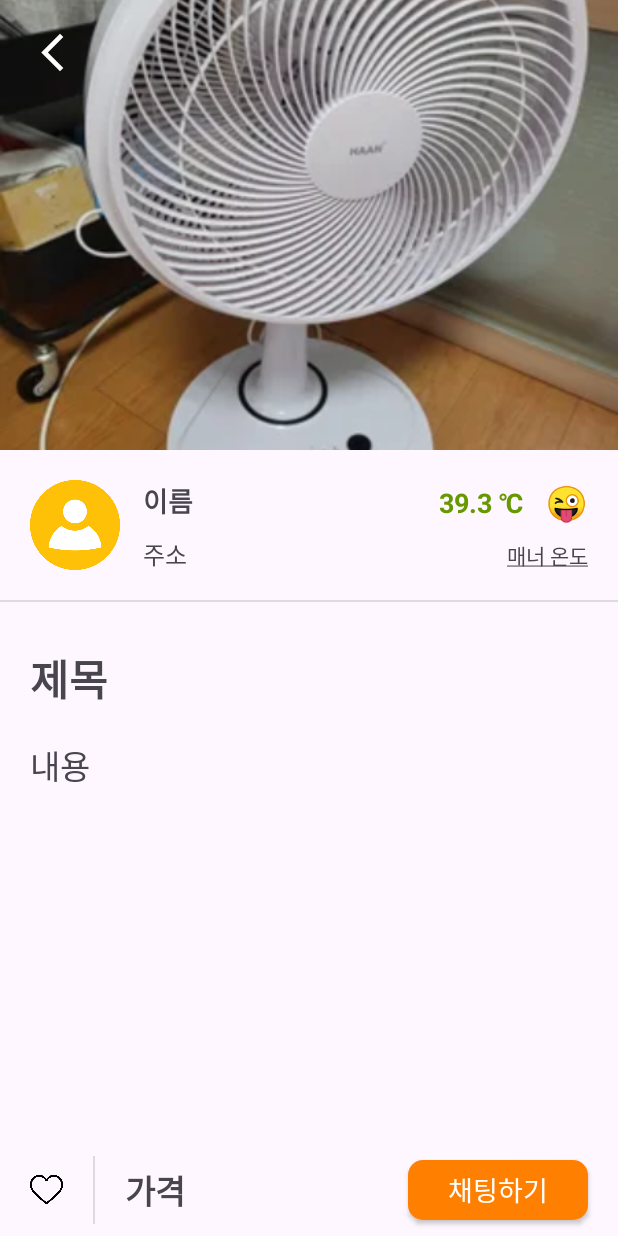
After one commit to hjdevelop/android_appleMarket, an Android app: the DetailActivity screen opened directly, with no data from a screen before it, on a phone screen of 412 x 824 dp. The commit adds this screen. Run offline under Robolectric (Android 15) with nearby library versions, the phone set to English and light mode, and no system bars.

Commit message:
[FEAT] : ⚙️ 상품 상세 페이지 디자인

```diff
--- a/app/build.gradle
+++ b/app/build.gradle
@@ -40,6 +40,7 @@ dependencies {
     implementation 'androidx.appcompat:appcompat:1.6.1'
     implementation 'com.google.android.material:material:1.5.0'
     implementation 'androidx.constraintlayout:constraintlayout:2.1.4'
+    implementation 'de.hdodenhof:circleimageview:3.1.0'
     testImplementation 'junit:junit:4.13.2'
     androidTestImplementation 'androidx.test.ext:junit:1.1.5'
     androidTestImplementation 'androidx.test.espresso:espresso-core:3.5.1'
--- a/app/src/main/AndroidManifest.xml
+++ b/app/src/main/AndroidManifest.xml
@@ -3,6 +3,7 @@
     xmlns:tools="http://schemas.android.com/tools">
 
     <uses-permission android:name="android.permission.POST_NOTIFICATIONS" />
+
     <application
         android:allowBackup="true"
         android:dataExtractionRules="@xml/data_extraction_rules"
@@ -13,6 +14,10 @@
         android:supportsRtl="true"
         android:theme="@style/Theme.Android_appleMarket"
         tools:targetApi="31">
+        <activity
+            android:name=".DetailActivity"
+            android:exported="false">
+        </activity>
         <activity
             android:name=".MainActivity"
             android:exported="true">
--- /dev/null
+++ b/app/src/main/java/com/example/android_applemarket/DetailActivity.kt
@@ -0,0 +1,11 @@
+package com.example.android_applemarket
+
+import androidx.appcompat.app.AppCompatActivity
+import android.os.Bundle
+
+class DetailActivity : AppCompatActivity() {
+    override fun onCreate(savedInstanceState: Bundle?) {
+        super.onCreate(savedInstanceState)
+        setContentView(R.layout.activity_detail)
+    }
+}
--- a/app/src/main/java/com/example/android_applemarket/MainActivity.kt
+++ b/app/src/main/java/com/example/android_applemarket/MainActivity.kt
@@ -3,7 +3,6 @@ package com.example.android_applemarket
 import android.app.NotificationChannel
 import android.app.NotificationManager
 import android.app.PendingIntent
-import android.content.DialogInterface
 import android.content.Intent
 import android.media.AudioAttributes
 import android.media.RingtoneManager
@@ -12,9 +11,7 @@ import android.os.Build
 import androidx.appcompat.app.AppCompatActivity
 import android.os.Bundle
 import android.view.View
-import android.widget.Button
 import android.widget.LinearLayout
-import androidx.appcompat.app.AlertDialog
 import androidx.core.app.NotificationCompat
 import androidx.recyclerview.widget.DividerItemDecoration
 import androidx.recyclerview.widget.LinearLayoutManager
--- /dev/null
+++ b/app/src/main/res/drawable/confirm_button.xml
@@ -0,0 +1,5 @@
+<?xml version="1.0" encoding="utf-8"?>
+<selector xmlns:android="http://schemas.android.com/apk/res/android">
+    <item android:state_pressed="true" android:drawable="@drawable/pressed_button"></item>
+    <item android:state_pressed="false" android:drawable="@drawable/not_pressed_button"></item>
+</selector>
--- /dev/null
+++ b/app/src/main/res/drawable/ic_detail_arrow_back.xml
@@ -0,0 +1,5 @@
+<vector android:height="24dp" android:tint="#FFFFFF"
+    android:viewportHeight="24" android:viewportWidth="24"
+    android:width="24dp" xmlns:android="http://schemas.android.com/apk/res/android">
+    <path android:fillColor="@android:color/white" android:pathData="M17.77,3.77l-1.77,-1.77l-10,10l10,10l1.77,-1.77l-8.23,-8.23z"/>
+</vector>
--- /dev/null
+++ b/app/src/main/res/drawable/not_pressed_button.xml
@@ -0,0 +1,6 @@
+<?xml version="1.0" encoding="utf-8"?>
+<shape xmlns:android="http://schemas.android.com/apk/res/android"
+    android:shape="rectangle">
+    <solid android:color="@color/lightColor"/>
+    <corners android:radius="10dp" />
+</shape>
--- /dev/null
+++ b/app/src/main/res/drawable/pressed_button.xml
@@ -0,0 +1,6 @@
+<?xml version="1.0" encoding="utf-8"?>
+<shape xmlns:android="http://schemas.android.com/apk/res/android"
+    android:shape="rectangle">
+    <solid android:color="@color/darkColor"/>
+    <corners android:radius="10dp" />
+</shape>
--- /dev/null
+++ b/app/src/main/res/layout/activity_detail.xml
@@ -0,0 +1,191 @@
+<?xml version="1.0" encoding="utf-8"?>
+<androidx.constraintlayout.widget.ConstraintLayout xmlns:android="http://schemas.android.com/apk/res/android"
+    xmlns:app="http://schemas.android.com/apk/res-auto"
+    xmlns:tools="http://schemas.android.com/tools"
+    android:layout_width="match_parent"
+    android:layout_height="match_parent"
+    tools:context=".DetailActivity">
+
+
+    <ScrollView
+        android:id="@+id/scrollView"
+        android:layout_width="match_parent"
+        android:layout_height="0dp"
+        android:layout_marginBottom="30dp"
+        app:layout_constraintBottom_toTopOf="@+id/like_detail_imageButton"
+        app:layout_constraintEnd_toEndOf="parent"
+        app:layout_constraintStart_toStartOf="parent"
+        app:layout_constraintTop_toTopOf="parent">
+
+        <androidx.constraintlayout.widget.ConstraintLayout
+            android:layout_width="match_parent"
+            android:layout_height="wrap_content">
+
+
+            <ImageView
+                android:id="@+id/productImage_detail_imageView"
+                android:layout_width="match_parent"
+                android:layout_height="wrap_content"
+                android:scaleType="centerCrop"
+                app:layout_constraintEnd_toEndOf="parent"
+                app:layout_constraintStart_toStartOf="parent"
+                app:layout_constraintTop_toTopOf="parent"
+                app:srcCompat="@drawable/sample1" />
+
+            <ImageButton
+                android:id="@+id/back_detail_imageButton"
+                android:layout_width="30dp"
+                android:layout_height="30dp"
+                android:layout_marginStart="20dp"
+                android:layout_marginTop="20dp"
+                android:scaleType="centerCrop"
+                android:background="@android:color/transparent"
+                app:layout_constraintStart_toStartOf="parent"
+                app:layout_constraintTop_toTopOf="parent"
+                app:srcCompat="@drawable/ic_detail_arrow_back" />
+
+            <ImageView
+                android:id="@+id/user_detail_imageView"
+                android:layout_width="60dp"
+                android:layout_height="60dp"
+                android:layout_marginStart="20dp"
+                android:layout_marginTop="20dp"
+                app:layout_constraintStart_toStartOf="parent"
+                app:layout_constraintTop_toBottomOf="@+id/productImage_detail_imageView"
+                android:src="@drawable/ic_detail_user" />
+
+            <TextView
+                android:id="@+id/name_detail_textView"
+                android:layout_width="wrap_content"
+                android:layout_height="wrap_content"
+                android:layout_marginStart="15dp"
+                android:text="이름"
+                android:textSize="18sp"
+                android:textStyle="bold"
+                app:layout_constraintStart_toEndOf="@+id/user_detail_imageView"
+                app:layout_constraintTop_toTopOf="@+id/user_detail_imageView" />
+
+            <TextView
+                android:id="@+id/address_detail_textView"
+                android:layout_width="wrap_content"
+                android:layout_height="wrap_content"
+                android:layout_marginTop="10dp"
+                android:text="주소"
+                android:textSize="16sp"
+                app:layout_constraintStart_toStartOf="@+id/name_detail_textView"
+                app:layout_constraintTop_toBottomOf="@+id/name_detail_textView" />
+
+            <TextView
+                android:id="@+id/face_detail_textView"
+                android:layout_width="wrap_content"
+                android:layout_height="wrap_content"
+                android:layout_marginEnd="20dp"
+                android:text="😜"
+                android:textSize="22sp"
+                app:layout_constraintEnd_toEndOf="parent"
+                app:layout_constraintTop_toTopOf="@+id/name_detail_textView" />
+
+            <TextView
+                android:id="@+id/temperature_detail_textView"
+                android:layout_width="wrap_content"
+                android:layout_height="wrap_content"
+                android:layout_marginEnd="15dp"
+                android:text="39.3 ℃"
+                android:textColor="@android:color/holo_green_dark"
+                android:textSize="18sp"
+                android:textStyle="bold"
+                app:layout_constraintBottom_toBottomOf="@+id/face_detail_textView"
+                app:layout_constraintEnd_toStartOf="@+id/face_detail_textView"
+                app:layout_constraintTop_toTopOf="@+id/face_detail_textView" />
+
+            <TextView
+                android:id="@+id/manner_detail_textView"
+                android:layout_width="wrap_content"
+                android:layout_height="wrap_content"
+                android:layout_marginTop="10dp"
+                android:text="@string/detail_temp"
+                app:layout_constraintEnd_toEndOf="@+id/face_detail_textView"
+                app:layout_constraintTop_toBottomOf="@+id/face_detail_textView" />
+
+            <View
+                android:id="@+id/detail_divider"
+                android:layout_width="match_parent"
+                android:layout_height="1dp"
+                android:layout_marginTop="20dp"
+                android:background="?android:attr/listDivider"
+                app:layout_constraintTop_toBottomOf="@+id/user_detail_imageView"
+                tools:layout_editor_absoluteX="-16dp" />
+
+            <TextView
+                android:id="@+id/productTitle_detail_textView"
+                android:layout_width="wrap_content"
+                android:layout_height="wrap_content"
+                android:layout_marginTop="30dp"
+                android:text="제목"
+                android:textSize="28sp"
+                android:textStyle="bold"
+                app:layout_constraintStart_toStartOf="@+id/user_detail_imageView"
+                app:layout_constraintTop_toBottomOf="@+id/detail_divider" />
+
+            <TextView
+                android:id="@+id/productWrite_detail_textView"
+                android:layout_width="wrap_content"
+                android:layout_height="wrap_content"
+                android:layout_marginTop="20dp"
+                android:text="내용"
+                android:textSize="22sp"
+                app:layout_constraintStart_toStartOf="@+id/productTitle_detail_textView"
+                app:layout_constraintTop_toBottomOf="@+id/productTitle_detail_textView" />
+
+        </androidx.constraintlayout.widget.ConstraintLayout>
+    </ScrollView>
+
+
+    <ImageButton
+        android:id="@+id/like_detail_imageButton"
+        android:layout_width="22dp"
+        android:layout_height="22dp"
+        android:layout_marginStart="20dp"
+        android:layout_marginBottom="20dp"
+        android:background="@android:color/transparent"
+        android:scaleType="centerCrop"
+        app:layout_constraintBottom_toBottomOf="parent"
+        app:layout_constraintStart_toStartOf="parent"
+        app:srcCompat="@drawable/ic_main_like" />
+
+    <View
+        android:id="@+id/detail_divider2"
+        android:layout_width="1dp"
+        android:layout_height="45dp"
+        android:layout_marginStart="20dp"
+        android:background="?android:attr/listDivider"
+        app:layout_constraintBottom_toBottomOf="@+id/like_detail_imageButton"
+        app:layout_constraintStart_toEndOf="@+id/like_detail_imageButton"
+        app:layout_constraintTop_toTopOf="@+id/like_detail_imageButton" />
+
+    <TextView
+        android:id="@+id/price_detail_textView"
+        android:layout_width="wrap_content"
+        android:layout_height="wrap_content"
+        android:layout_marginStart="20dp"
+        android:text="가격"
+        android:textSize="22sp"
+        android:textStyle="bold"
+        app:layout_constraintBottom_toBottomOf="@+id/detail_divider2"
+        app:layout_constraintStart_toEndOf="@+id/detail_divider2"
+        app:layout_constraintTop_toTopOf="@+id/detail_divider2" />
+
+    <androidx.appcompat.widget.AppCompatButton
+        android:id="@+id/chat_detail_button"
+        android:layout_width="120dp"
+        android:layout_height="40dp"
+        android:layout_marginEnd="20dp"
+        android:text="채팅하기"
+        android:textSize="18sp"
+        android:textColor="@color/white"
+        android:background="@drawable/confirm_button"
+        app:layout_constraintBottom_toBottomOf="@+id/price_detail_textView"
+        app:layout_constraintEnd_toEndOf="parent"
+        app:layout_constraintTop_toTopOf="@+id/price_detail_textView" />
+
+</androidx.constraintlayout.widget.ConstraintLayout>
--- a/app/src/main/res/values/colors.xml
+++ b/app/src/main/res/values/colors.xml
@@ -2,4 +2,6 @@
 <resources>
     <color name="black">#FF000000</color>
     <color name="white">#FFFFFFFF</color>
+    <color name="lightColor">#FF7F00</color>
+    <color name="darkColor">#B86614</color>
 </resources>
--- a/app/src/main/res/values/strings.xml
+++ b/app/src/main/res/values/strings.xml
@@ -1,3 +1,4 @@
 <resources>
     <string name="app_name">android_appleMarket</string>
+    <string name="detail_temp"><u>매너 온도</u></string>
 </resources>
```
Also changed, not shown: app/src/main/res/drawable/ic_detail_user.png (added).
